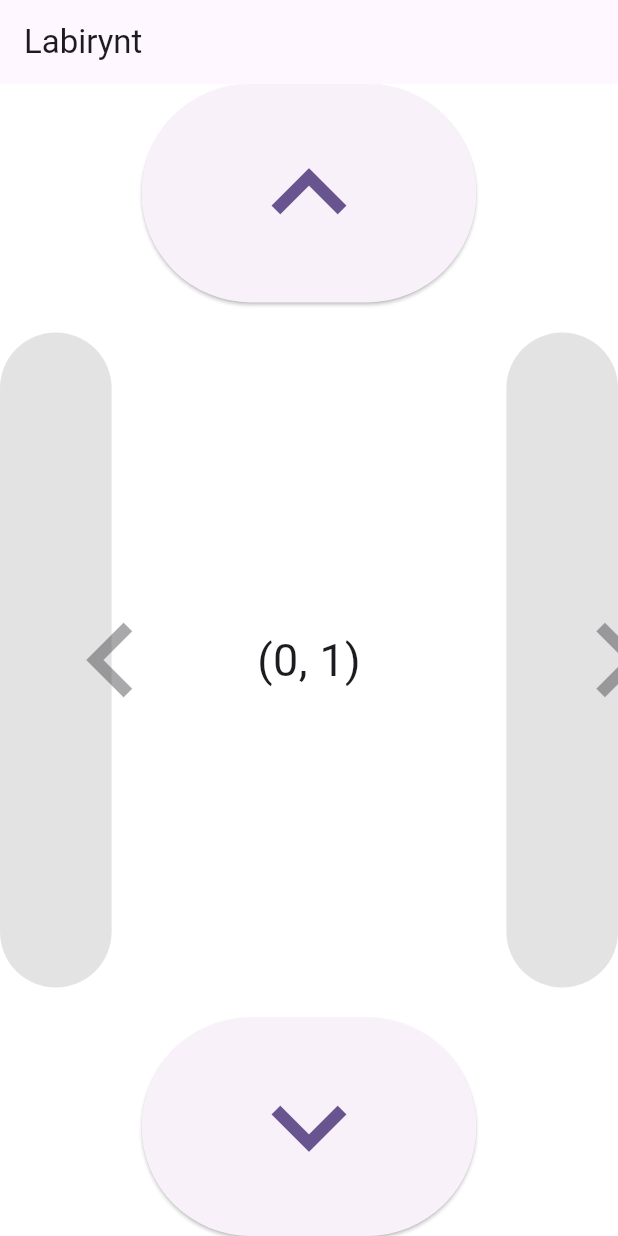
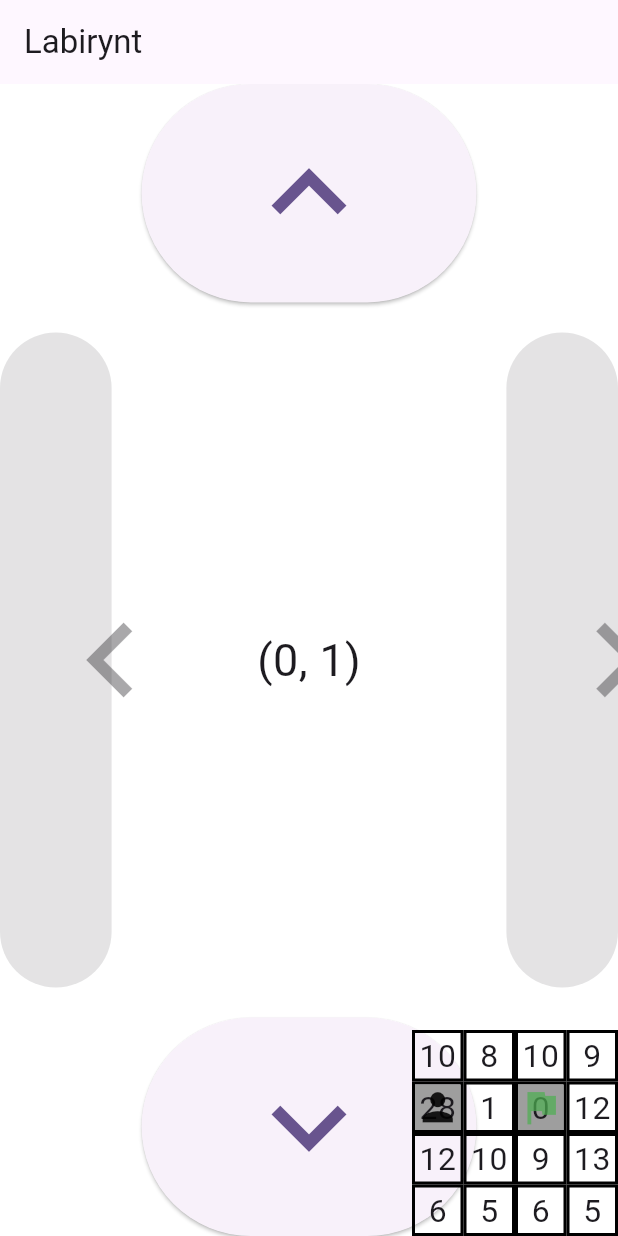
Before and after one commit to michalo1334/pam_mo_zad3, a Flutter app: the screen it shows after launch, after a tap on "Nowa gra na domyślnej mapie", on a phone screen of 412 x 824 dp. Run offline on Flutter 3.47's test engine with Material 3 defaults, Android fonts, the light colour scheme and no system bars; drawn by our look-alikes of flutter_layout_grid.

Commit message:
Moved HUD layer to GamePage. Removed debug buttons from MazeMinimap. Aligned minimap to the right. Added basic stats to score page. Added button for generating random 8x8 maze & reorganized code

```diff
--- a/lib/view/maze_minimap_widget.dart
+++ b/lib/view/maze_minimap_widget.dart
@@ -28,14 +28,10 @@ class _MazeMinimapWidgetState extends State<MazeMinimapWidget> {
     }
   }
 
-  Column _build() {
-    return Column(
-      children: [
-        ElevatedButton(onPressed: () {gameSession?.moveThroughBottomDoor();}, child: Text("W dół")),
-        ElevatedButton(onPressed: () {gameSession?.moveThroughTopDoor();}, child: Text("W góre")),
-        ElevatedButton(onPressed: () {gameSession?.moveThroughLeftDoor();}, child: Text("W lewo")),
-        ElevatedButton(onPressed: () {gameSession?.moveThroughRightDoor();}, child: Text("W prawo")),
-        AspectRatio(
+  Widget _build() {
+    return Align(
+      alignment: Alignment.bottomRight,
+      child: AspectRatio(
         aspectRatio: 1,
         child: Transform(
           transform: Matrix4.translation(Vector3(0, 0, 0)),
@@ -45,7 +41,6 @@ class _MazeMinimapWidgetState extends State<MazeMinimapWidget> {
           ),
         ),
       ),
-      ],
     );
   }
 }
--- a/lib/view/maze_room_fullscreen_widget.dart
+++ b/lib/view/maze_room_fullscreen_widget.dart
@@ -12,12 +12,6 @@ class MazeRoomFullScreenWidget extends StatelessWidget {
   .         upperDoor .
   leftDoor  center    rightDoor
   .         lowerDoor .
-  """;
-
-  final String gridHUDTemplate = """
-  . . .
-  . . .
-  . . minimap
   """;
 
   const MazeRoomFullScreenWidget(
--- a/lib/view/pages/game_page.dart
+++ b/lib/view/pages/game_page.dart
@@ -1,11 +1,20 @@
 import 'package:flutter/material.dart';
+import 'package:flutter_layout_grid/flutter_layout_grid.dart';
 import 'package:pam_mo_zad3/model/game_session.dart';
+import 'package:pam_mo_zad3/view/maze_minimap_widget.dart';
 import 'package:pam_mo_zad3/view/maze_room_fullscreen_widget.dart';
+import 'package:pam_mo_zad3/view/maze_room_minimap_widget.dart';
 
 import 'score_page.dart';
 
 class GamePage extends StatefulWidget {
   final GameSession gameSession;
+
+  final String gridHUDTemplate = """
+  . . .
+  . . .
+  . . minimap
+  """;
 
   const GamePage({super.key, required this.gameSession});
 
@@ -34,19 +43,41 @@ class _GamePageState extends State<GamePage> {
       appBar: AppBar(
         title: Text("Labirynt"),
       ),
-      body: ListenableBuilder(
-          listenable: gameSession,
-          builder: (context, child) {
-            return MazeRoomFullScreenWidget(
-                room: gameSession.currentRoom, gameSession: gameSession);
-          }),
+      body: Stack(
+        alignment: Alignment.bottomRight,
+        children: [
+          _buildMainLayer(),
+          _buildMinimapLayer()
+        ],
+      )
+    );
+  }
+
+  Widget _buildMainLayer() {
+    return ListenableBuilder(
+        listenable: gameSession,
+        builder: (context, child) {
+          return MazeRoomFullScreenWidget(
+              room: gameSession.currentRoom, gameSession: gameSession);
+        });
+  }
+
+  Widget _buildMinimapLayer() {
+    return LayoutGrid(
+      areas: widget.gridHUDTemplate,
+        columnSizes: [1.fr, 1.fr, 1.fr],
+        rowSizes: [1.fr, 1.fr, 1.fr],
+      children: [
+        MazeMinimapWidget(maze: gameSession.maze, gameSession: gameSession).inGridArea("minimap")
+      ],
     );
   }
 
   void _navigateToScorePage() async {
+    var nav = Navigator.of(context);
     await Future.delayed(const Duration(seconds: 1));
 
-    Navigator.of(context).pushReplacement(MaterialPageRoute(
+    nav.pushReplacement(MaterialPageRoute(
         builder: (context) => ScorePage(gameSession: gameSession)));
   }
 }
--- a/lib/view/pages/start_page.dart
+++ b/lib/view/pages/start_page.dart
@@ -23,15 +23,42 @@ class _StartPageState extends State<StartPage> {
   @override
   Widget build(BuildContext context) {
     return Center(
+      child: Column(
+        mainAxisAlignment: MainAxisAlignment.center,
+        children: [
+          _buildDefaultGameButton(),
+          _buildGeneratedMazeButton()
+        ],
+      ),
+    );
+  }
+
+  Widget _buildDefaultGameButton() {
+    return Center(
         child: ElevatedButton(
       onPressed: () {
         Navigator.pushReplacement(
             context,
             MaterialPageRoute(
-                builder: (context) =>
-                    GamePage(gameSession: GameSession.newSession(defaultMaze))));
+                builder: (context) => GamePage(
+                    gameSession: GameSession.newSession(defaultMaze))));
       },
       child: Text('Nowa gra na domyślnej mapie'),
     ));
   }
+
+  Widget _buildGeneratedMazeButton() {
+    return Center(
+        child: ElevatedButton(
+      onPressed: () {
+        Navigator.pushReplacement(
+            context,
+            MaterialPageRoute(
+                builder: (context) => GamePage(
+                    gameSession:
+                        GameSession.newSession(Maze.random((w: 8, h: 8))))));
+      },
+      child: Text('Nowa gra na losowej mapie 8x8'),
+    ));
+  }
 }
```
Also changed, not shown: lib/view/pages/score_page.dart (+13 -6 lines). Lines whose indentation alone changed are shown as unchanged.
